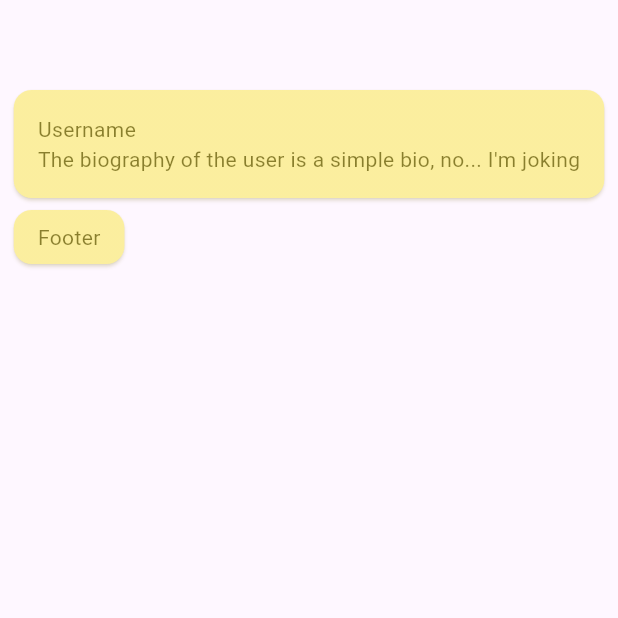
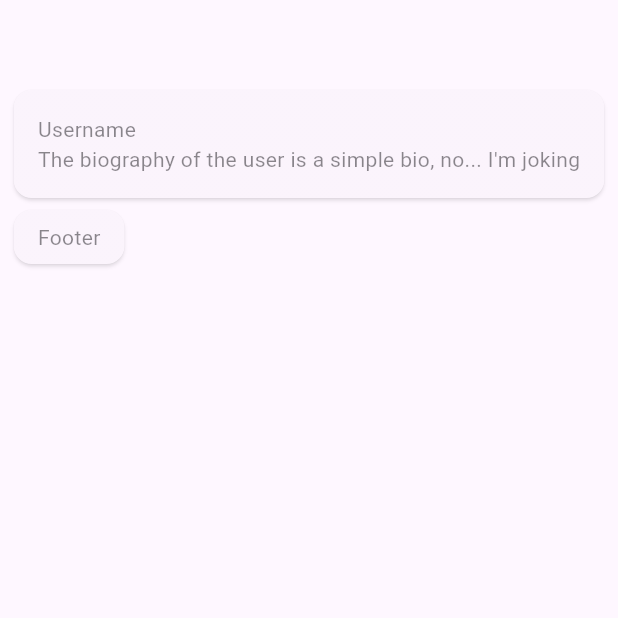
Before and after one commit to ThomasDevApps/flutter_highlight, a Flutter app: the first screen one second after launch, on a phone screen of 412 x 824 dp, the top half of it. Run offline on Flutter 3.47's test engine with Material 3 defaults, Android fonts, the phone set to English and light mode, and no system bars.

Commit message:
FEAT: Can update color

```diff
--- a/lib/flutter_highlight.dart
+++ b/lib/flutter_highlight.dart
@@ -5,12 +5,14 @@ import 'package:flutter/rendering.dart';
 class FlutterHighlight extends StatefulWidget {
   final Duration duration;
   final int blinkNumber;
+  final Color? color;
   final Widget child;
 
   const FlutterHighlight({
     super.key,
     required this.duration,
     this.blinkNumber = 3,
+    this.color,
     required this.child,
   });
 
@@ -55,6 +57,7 @@ class _FlutterHighlightState extends State<FlutterHighlight>
       builder: (context, child) {
         return _FlutterHighlightRender(
           percent: _animationController.value,
+          color: widget.color ?? Theme.of(context).colorScheme.surface,
           child: child,
         );
       },
@@ -68,12 +71,17 @@ class _FlutterHighlightState extends State<FlutterHighlight>
 @immutable
 class _FlutterHighlightRender extends SingleChildRenderObjectWidget {
   final double percent;
+  final Color color;
 
-  const _FlutterHighlightRender({required this.percent, required super.child});
+  const _FlutterHighlightRender({
+    required this.percent,
+    required this.color,
+    required super.child,
+  });
 
   @override
   _FlutterHighlightFilter createRenderObject(BuildContext context) {
-    return _FlutterHighlightFilter(percent);
+    return _FlutterHighlightFilter(percent, color);
   }
 
   @override
@@ -82,6 +90,7 @@ class _FlutterHighlightRender extends SingleChildRenderObjectWidget {
     _FlutterHighlightFilter filter,
   ) {
     filter.percent = percent;
+    filter.color = color;
   }
 }
 
@@ -89,8 +98,9 @@ class _FlutterHighlightRender extends SingleChildRenderObjectWidget {
 
 class _FlutterHighlightFilter extends RenderProxyBox {
   double _percent;
+  Color _color;
 
-  _FlutterHighlightFilter(this._percent);
+  _FlutterHighlightFilter(this._percent, this._color);
 
   @override
   ShaderMaskLayer? get layer => super.layer as ShaderMaskLayer?;
@@ -101,6 +111,12 @@ class _FlutterHighlightFilter extends RenderProxyBox {
   set percent(double newValue) {
     if (newValue == _percent) return;
     _percent = newValue;
+    markNeedsPaint();
+  }
+
+  set color(Color newValue) {
+    if (newValue == _color) return;
+    _color = newValue;
     markNeedsPaint();
   }
 
@@ -127,8 +143,8 @@ class _FlutterHighlightFilter extends RenderProxyBox {
           begin: Alignment.centerLeft,
           end: Alignment.centerRight,
           colors: [
-            Colors.yellow.withValues(alpha: _percent),
-            Colors.yellow.withValues(alpha: _percent),
+            _color.withValues(alpha: _percent),
+            _color.withValues(alpha: _percent),
           ],
         ).createShader(rect)
         ..maskRect = offset & size
```
